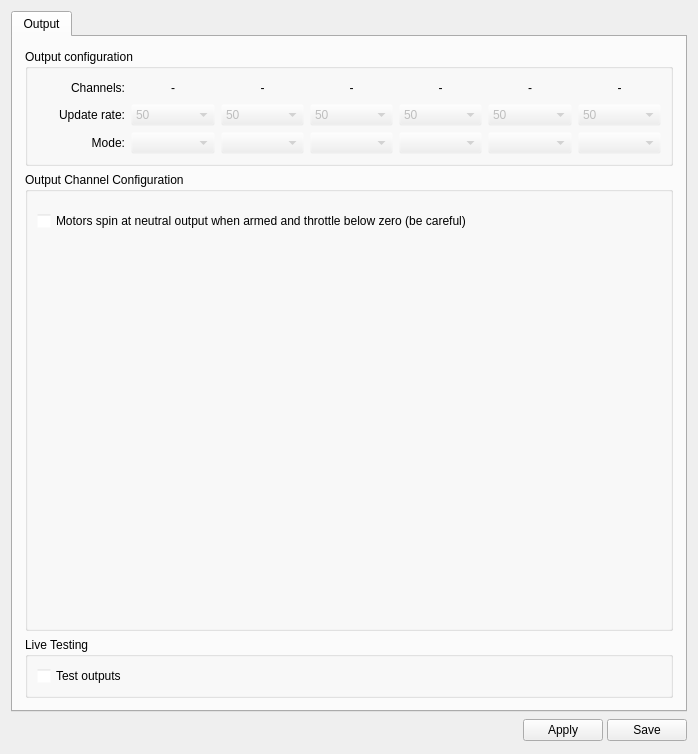
First picture: the form in ground/openpilotgcs/src/plugins/config/output.ui, repository openpilot/OpenPilot, before the edit.
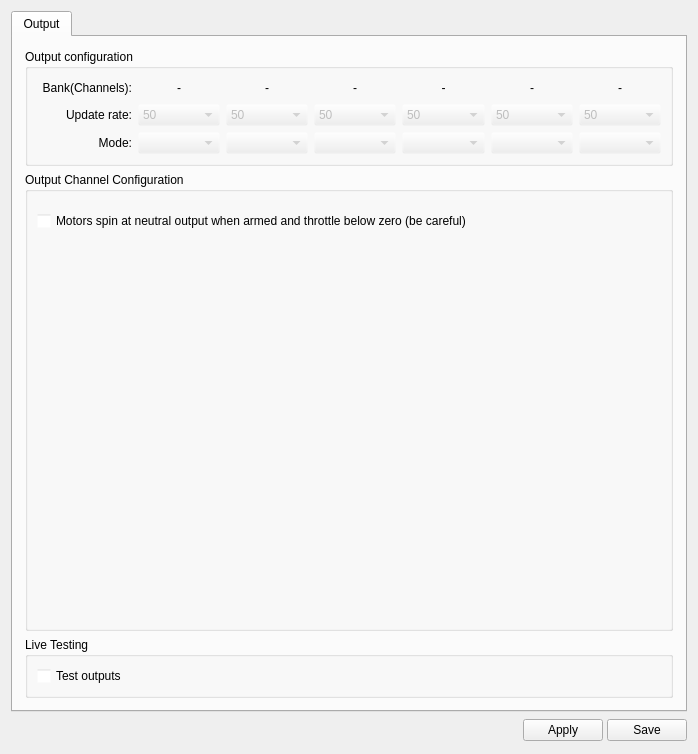
Second picture: the form after the edit. Icons and pictures are not drawn.

Commit message: OP-1683 - Show bank number and color beside output number

What changed in the file:
```diff
--- a/ground/openpilotgcs/src/plugins/config/output.ui
+++ b/ground/openpilotgcs/src/plugins/config/output.ui
@@ -183,7 +183,7 @@
               <item row="0" column="1">
                <widget class="QLabel" name="label_9">
                 <property name="text">
-                 <string>Channels:</string>
+                 <string>Bank(Channels):</string>
                 </property>
                 <property name="alignment">
                  <set>Qt::AlignRight|Qt::AlignTrailing|Qt::AlignVCenter</set>
```
The commit also changes 5 other files.
